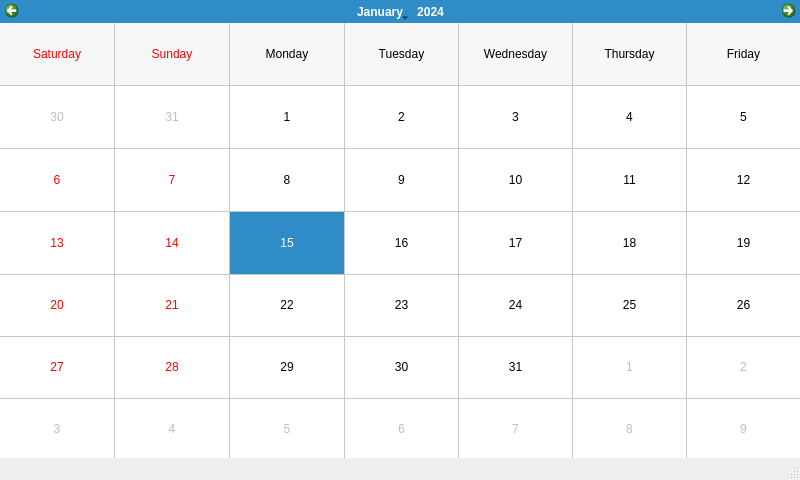
Before: the Qt Designer form RPI/GUI/UI/Calendar.ui in YehiaEhab16/FOTA_Graduation-Project-2022, drawn with Qt 5.
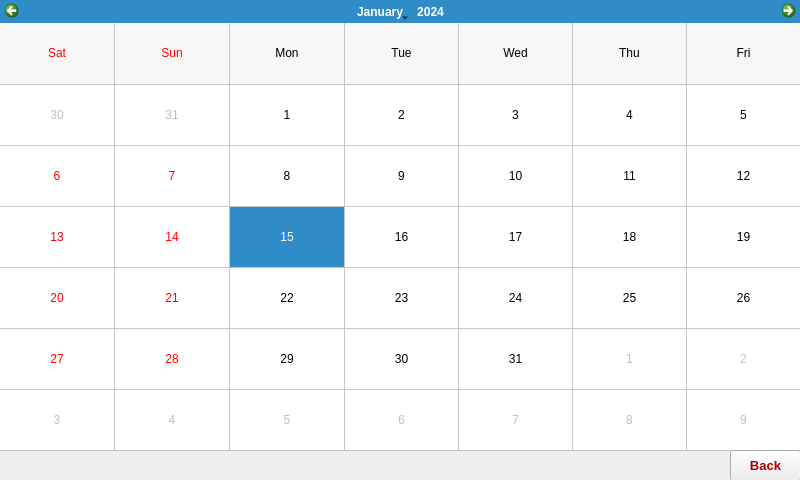
After: the same form once the commit is applied. Icons and pictures are not drawn.

```diff
--- a/RPI/GUI/UI/Calendar.ui
+++ b/RPI/GUI/UI/Calendar.ui
@@ -1,7 +1,7 @@
 <?xml version="1.0" encoding="UTF-8"?>
 <ui version="4.0">
- <class>MainWindow</class>
- <widget class="QMainWindow" name="MainWindow">
+ <class>Form</class>
+ <widget class="QWidget" name="Form">
   <property name="geometry">
    <rect>
     <x>0</x>
@@ -1257,41 +1257,47 @@
     border: 1px solid #AAAAAA;
 }</string>
   </property>
-  <widget class="QWidget" name="centralwidget">
    <widget class="QCalendarWidget" name="calendarWidget">
     <property name="geometry">
      <rect>
       <x>0</x>
       <y>0</y>
       <width>801</width>
-      <height>461</height>
-     </rect>
-    </property>
-    <property name="minimumDate">
-     <date>
-      <year>1752</year>
-      <month>9</month>
-      <day>14</day>
-     </date>
-    </property>
+     <height>451</height>
+    </rect>
+   </property>
     <property name="firstDayOfWeek">
      <enum>Qt::Saturday</enum>
     </property>
     <property name="gridVisible">
      <bool>true</bool>
     </property>
-    <property name="selectionMode">
-     <enum>QCalendarWidget::SingleSelection</enum>
-    </property>
-    <property name="horizontalHeaderFormat">
-     <enum>QCalendarWidget::LongDayNames</enum>
-    </property>
     <property name="verticalHeaderFormat">
      <enum>QCalendarWidget::NoVerticalHeader</enum>
     </property>
    </widget>
+  <widget class="QPushButton" name="back">
+   <property name="geometry">
+    <rect>
+     <x>730</x>
+     <y>450</y>
+     <width>71</width>
+     <height>31</height>
+    </rect>
+   </property>
+   <property name="font">
+    <font>
+     <pointsize>10</pointsize>
+     <bold>true</bold>
+    </font>
+   </property>
+   <property name="styleSheet">
+    <string notr="true">color: rgb(170, 0, 0);</string>
+   </property>
+   <property name="text">
+    <string>Back</string>
+   </property>
   </widget>
-  <widget class="QStatusBar" name="statusbar"/>
  </widget>
  <resources/>
  <connections/>
```
Left out of the diff: 4 changed lines with no effect on the pictures. Lines whose indentation alone changed are shown as unchanged.
